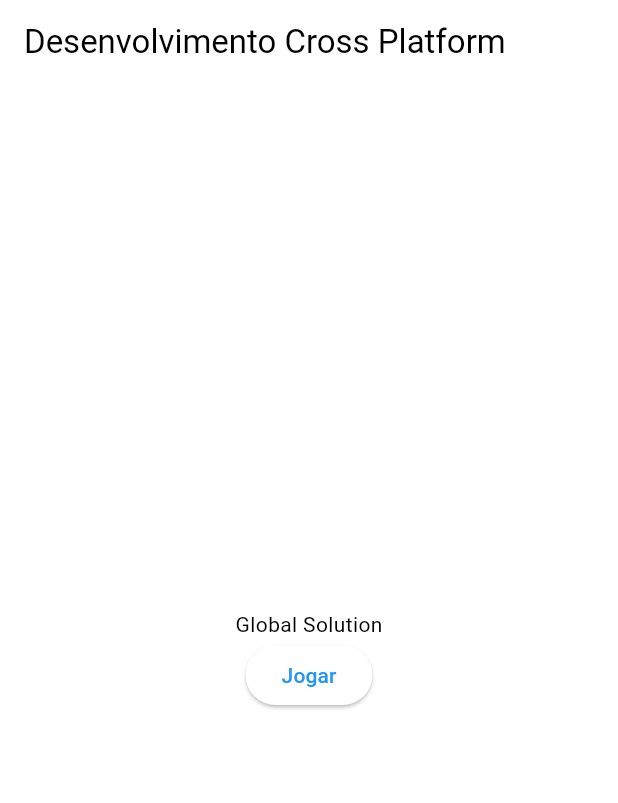
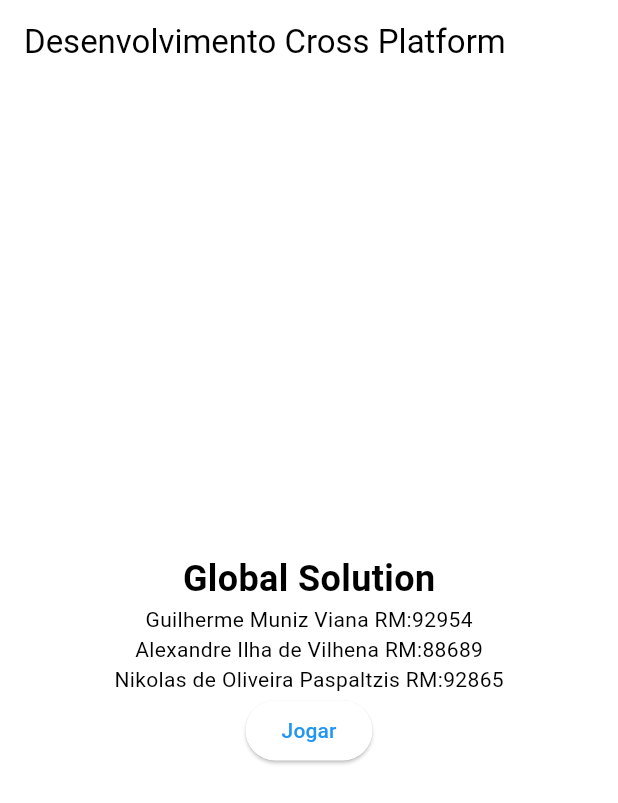
Before and after one commit to GuilhermeMViana/flutter-gs, a Flutter app: the screen it shows after launch, on a phone screen of 412 x 824 dp. Shown: the top 803 px of the screen. Run offline on Flutter 3.47's test engine with Material 3 defaults, Android fonts, the phone set to English and light mode, and no system bars.

Commit message:
feat: adding group members

```diff
--- a/Integrantes.txt
+++ b/Integrantes.txt
@@ -0,0 +1,3 @@
+Guilherme Muniz Viana RM:92954
+Nikolas de Oliveira Paspaltzis RM:92865
+Alexandre Ilha de Vilhena RM:88689
--- a/lib/pages/home.dart
+++ b/lib/pages/home.dart
@@ -21,7 +21,11 @@ class _HomePageState extends State<HomePage> {
           mainAxisAlignment: MainAxisAlignment.center,
           crossAxisAlignment: CrossAxisAlignment.center,
           children: <Widget>[
-            const Text("Global Solution"),
+            const Text("Global Solution",
+                style: TextStyle(fontWeight: FontWeight.bold, fontSize: 24)),
+            const Text("Guilherme Muniz Viana RM:92954"),
+            const Text("Alexandre Ilha de Vilhena RM:88689"),
+            const Text("Nikolas de Oliveira Paspaltzis RM:92865"),
             ElevatedButton(
               onPressed: () => Navigator.of(context).pushNamed('/play'),
               child: const Text('Jogar'),
```
